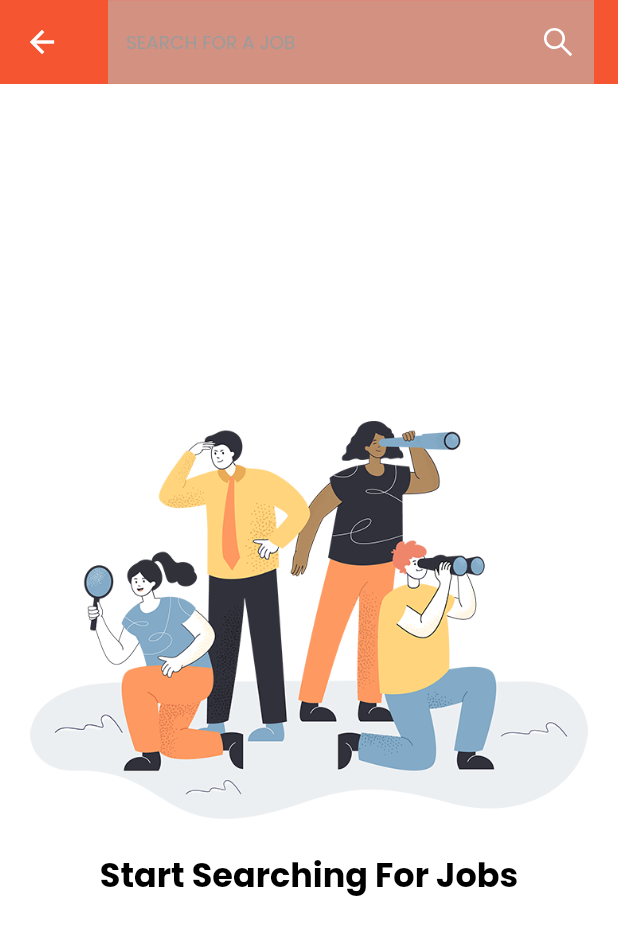
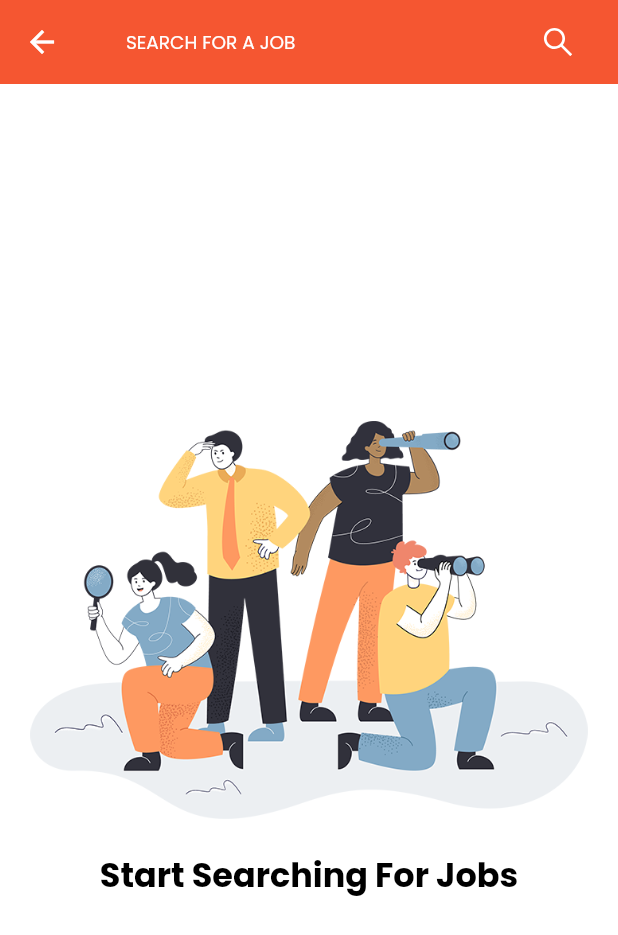
Before and after one commit to paradax005/job_finder, a Flutter app: the SearchPage screen opened directly, on a phone screen of 412 x 824 dp. Shown: the top 935 px of the screen. Run offline on Flutter 3.47's test engine with Material 2 defaults, Android fonts, the phone set to English and light mode, and no system bars; our stand-ins replace cached_network_image, firebase_core, firebase_storage, flutter_animate, flutter_screenutil, flutter_vector_icons and 7 more; accounts and stored records are empty.

Commit message:
search section

```diff
--- a/lib/views/common/custom_textfield.dart
+++ b/lib/views/common/custom_textfield.dart
@@ -12,6 +12,9 @@ class CustomTextField extends StatelessWidget {
   final Widget? suffixIcon;
   final void Function()? onEditingComplete;
 
+  final Color? hintColor;
+  final Color? containerColor;
+
   const CustomTextField({
     super.key,
     required this.controller,
@@ -21,13 +24,15 @@ class CustomTextField extends StatelessWidget {
     required this.hintText,
     this.suffixIcon,
     this.onEditingComplete,
+    this.hintColor,
+    this.containerColor,
   });
 
   @override
   Widget build(BuildContext context) {
     return Container(
       height: 55.h,
-      color: Color(kLightGrey.value),
+      color: containerColor ?? Color(kLightGrey.value),
       child: TextFormField(
         controller: controller,
         keyboardType: keyboardType,
@@ -37,7 +42,11 @@ class CustomTextField extends StatelessWidget {
         decoration: InputDecoration(
           hintText: hintText.toUpperCase(),
           suffixIcon: suffixIcon,
-          hintStyle: appstyle(12.sp, Color(kDarkGrey.value), FontWeight.w400),
+          hintStyle: appstyle(
+            12.sp,
+            hintColor ?? Color(kDarkGrey.value),
+            FontWeight.w400,
+          ),
           focusedBorder: const OutlineInputBorder(
             borderRadius: BorderRadius.zero,
             borderSide: BorderSide(
--- a/lib/views/common/drawer/drawer_screen.dart
+++ b/lib/views/common/drawer/drawer_screen.dart
@@ -27,7 +27,7 @@ class _DrawerScreenState extends State<DrawerScreen> {
   Widget build(BuildContext context) {
     return Consumer<ZoomNotifier>(
       builder: (context, zoomNotifier, child) {
-        return GestureDetector(
+        return InkWell(
           onDoubleTap: () {
             ZoomDrawer.of(context)!.toggle();
           },
@@ -86,7 +86,7 @@ class _DrawerScreenState extends State<DrawerScreen> {
   }
 
   Widget drawerItem(IconData icon, String text, int index, Color color) {
-    return GestureDetector(
+    return InkWell(
       onTap: () {
         widget.indexSetter(index);
       },
--- a/lib/views/ui/home_page.dart
+++ b/lib/views/ui/home_page.dart
@@ -13,7 +13,6 @@ import 'package:job_finder/views/ui/jobs/jobs_list.dart';
 import 'package:job_finder/views/ui/jobs/widget/job_horizontaltile.dart';
 import 'package:job_finder/views/ui/search/search_page.dart';
 import 'package:provider/provider.dart';
-import 'package:shared_preferences/shared_preferences.dart';
 
 import '../common/heading_widget.dart';
 import '../common/horizontal_shimmer.dart';
--- a/lib/views/ui/search/search_page.dart
+++ b/lib/views/ui/search/search_page.dart
@@ -2,10 +2,13 @@ import 'package:flutter/material.dart';
 import 'package:flutter_screenutil/flutter_screenutil.dart';
 import 'package:flutter_vector_icons/flutter_vector_icons.dart';
 import 'package:job_finder/constants/app_constants.dart';
+import 'package:job_finder/models/response/jobs/job_response.dart';
+import 'package:job_finder/services/helpers/jobs_helper.dart';
 import 'package:job_finder/views/common/app_style.dart';
 import 'package:job_finder/views/common/custom_textfield.dart';
 import 'package:job_finder/views/common/height_spacer.dart';
 import 'package:job_finder/views/common/reusable_text.dart';
+import 'package:job_finder/views/ui/jobs/widget/job_vertical_tile.dart';
 
 class SearchPage extends StatefulWidget {
   const SearchPage({super.key});
@@ -28,6 +31,8 @@ class _SearchPageState extends State<SearchPage> {
         title: CustomTextField(
           controller: searchController,
           hintText: "Search for a job",
+          containerColor: Colors.transparent,
+          hintColor: Colors.white,
           suffixIcon: GestureDetector(
             onTap: () {
               setState(() {});
@@ -39,7 +44,48 @@ class _SearchPageState extends State<SearchPage> {
           ),
         ),
       ),
-      body: Padding(
+      body: searchController.text.isEmpty
+          ? const SearchLoading(message: "Start Searching For Jobs")
+          : Padding(
+              padding: EdgeInsets.symmetric(vertical: 12.h, horizontal: 8.w),
+              child: FutureBuilder<List<JobsResponse>>(
+                future: JobsHelper.searchJob(searchController.text),
+                builder: (context, snapshot) {
+                  if (snapshot.connectionState == ConnectionState.waiting) {
+                    return const Center(
+                      child: CircularProgressIndicator(),
+                    );
+                  } else if (snapshot.hasError) {
+                    return Text("Error ${snapshot.error}");
+                  } else if (snapshot.data!.isEmpty) {
+                    return const SearchLoading(message: "No Jobs Found");
+                  } else {
+                    var jobs = snapshot.data;
+                    return ListView.builder(
+                      itemCount: jobs!.length,
+                      itemBuilder: (context, index) {
+                        JobsResponse job = jobs[index];
+                        return JobVerticalTile(job: job);
+                      },
+                    );
+                  }
+                },
+              ),
+            ),
+    );
+  }
+}
+
+class SearchLoading extends StatelessWidget {
+  final String message;
+  const SearchLoading({
+    super.key,
+    required this.message,
+  });
+
+  @override
+  Widget build(BuildContext context) {
+    return Padding(
       padding: EdgeInsets.all(20.h),
       child: Column(
         mainAxisAlignment: MainAxisAlignment.center,
@@ -47,12 +93,11 @@ class _SearchPageState extends State<SearchPage> {
           Image.asset("assets/images/optimized_search.png"),
           const HeightSpacer(size: 20),
           ReusableText(
-              text: "Start Searching For Jobs",
+            text: message,
             style: appstyle(22, Color(kDark.value), FontWeight.bold),
           )
         ],
       ),
-      ),
     );
   }
 }
```
Also changed, not shown: lib/services/helpers/jobs_helper.dart (+20 -0 lines). Lines whose indentation alone changed are shown as unchanged.
